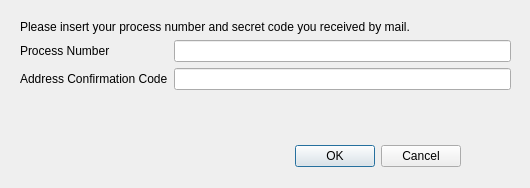
The window that pteid-mw-pt/_src/eidmw/eidgui/ChangeAddressDialog.ui (amagovpt/autenticacao.gov) describes before a commit, drawn with Qt 5.
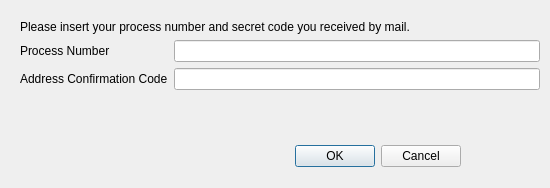
The same window after the commit.

Commit message: Make sure ChangeAddressDialog shows the full label on Ubuntu

Diff of the .ui file:
```diff
--- a/pteid-mw-pt/_src/eidmw/eidgui/ChangeAddressDialog.ui
+++ b/pteid-mw-pt/_src/eidmw/eidgui/ChangeAddressDialog.ui
@@ -6,7 +6,7 @@
    <rect>
     <x>0</x>
     <y>0</y>
-    <width>530</width>
+    <width>550</width>
     <height>188</height>
    </rect>
   </property>
@@ -34,7 +34,7 @@
     <rect>
      <x>20</x>
      <y>20</y>
-     <width>491</width>
+     <width>520</width>
      <height>101</height>
     </rect>
    </property>
```
